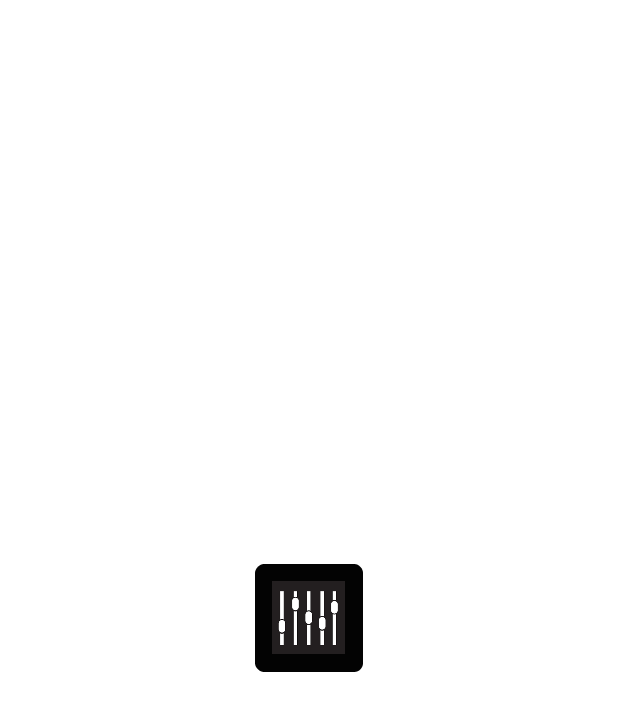
After one commit to RachelRebecca/Make_Em_Equal, an Android app: the SplashActivity screen opened directly, with no data from a screen before it, on a phone screen of 412 x 824 dp. The commit adds this screen. Shown: the top 711 px of the screen. Run offline under Robolectric (Android 15) with nearby library versions, the phone set to English and light mode, and no system bars; 1 statement that could not run was skipped.

Commit message:
added splash screen

```diff
--- a/app/src/main/AndroidManifest.xml
+++ b/app/src/main/AndroidManifest.xml
@@ -8,15 +8,22 @@
         android:label="@string/app_name"
         android:roundIcon="@mipmap/ic_launcher_round"
         android:supportsRtl="true"
-        android:theme="@style/Theme.MakeEmEqual">
+        android:theme="@style/Theme.MakeEmEqual.NoActionBar.SplashScreenTheme">
+        <activity
+            android:name=".SplashActivity"
+            android:exported="true">
+            <intent-filter>
+                <action android:name="android.intent.action.MAIN" />
+
+                <category android:name="android.intent.category.LAUNCHER" />
+            </intent-filter>
+        </activity>
         <activity
             android:name=".MainActivity"
             android:label="@string/app_name"
             android:theme="@style/Theme.MakeEmEqual.NoActionBar">
             <intent-filter>
                 <action android:name="android.intent.action.MAIN" />
-
-                <category android:name="android.intent.category.LAUNCHER" />
             </intent-filter>
         </activity>
     </application>
--- /dev/null
+++ b/app/src/main/java/com/example/make_em_equal/SplashActivity.java
@@ -0,0 +1,21 @@
+package com.example.make_em_equal;
+
+import androidx.appcompat.app.AppCompatActivity;
+import androidx.appcompat.app.AppCompatDelegate;
+
+import android.content.Intent;
+import android.os.Build;
+import android.os.Bundle;
+
+public class SplashActivity extends AppCompatActivity {
+
+    @Override
+    protected void onCreate(Bundle savedInstanceState) {
+        super.onCreate(savedInstanceState);
+
+        AppCompatDelegate.setDefaultNightMode
+                (Build.VERSION.SDK_INT < 28 ? AppCompatDelegate.MODE_NIGHT_AUTO_BATTERY : AppCompatDelegate.MODE_NIGHT_FOLLOW_SYSTEM);
+        startActivity (new Intent(getApplicationContext (), MainActivity.class));
+        finish ();
+    }
+}
--- /dev/null
+++ b/app/src/main/res/drawable-nodpi-v23/splash_background.xml
@@ -0,0 +1,7 @@
+<?xml version="1.0" encoding="utf-8"?>
+<layer-list xmlns:android="http://schemas.android.com/apk/res/android">
+    <item android:drawable="@color/backgroundDefaultColor" />
+    <item
+        android:drawable="@mipmap/ic_launcher"
+        android:gravity="center" />
+</layer-list>
--- /dev/null
+++ b/app/src/main/res/drawable-nodpi/splash_background.xml
@@ -0,0 +1,11 @@
+<?xml version="1.0" encoding="utf-8"?>
+<layer-list xmlns:android="http://schemas.android.com/apk/res/android">
+
+    <item android:drawable="@color/backgroundDefaultColor" />
+    <item>
+        <bitmap
+            android:gravity="center"
+            android:src="@mipmap/ic_launcher" />
+    </item>
+
+</layer-list>
--- a/app/src/main/res/values/themes.xml
+++ b/app/src/main/res/values/themes.xml
@@ -26,6 +26,9 @@
         <item name="windowNoTitle">true</item>
     </style>
 
+    <style name="Theme.MakeEmEqual.NoActionBar.SplashScreenTheme">
+        <item name="android:background">@drawable/splash_background</item>
+    </style>
     <style name="Theme.MakeEmEqual.AppBarOverlay" parent="ThemeOverlay.AppCompat.Dark.ActionBar" />
 
     <style name="Theme.MakeEmEqual.PopupOverlay" parent="ThemeOverlay.AppCompat.Light" />
```
